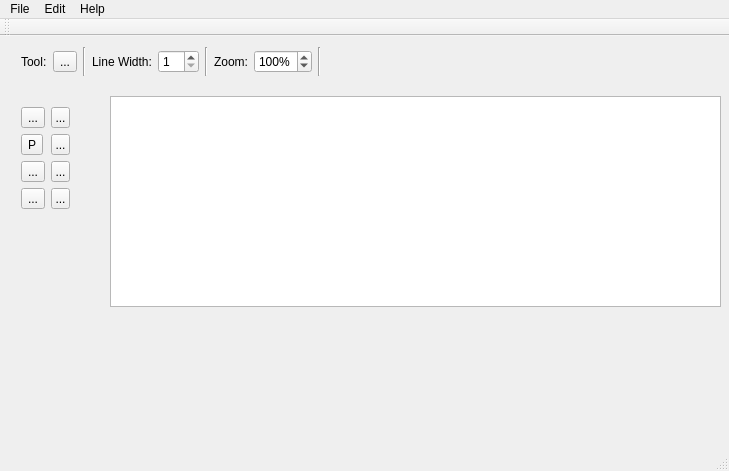
This is mainwindow.ui in GlaticuS/rAstro as Qt 5 draws it before an edit. The edited form follows.
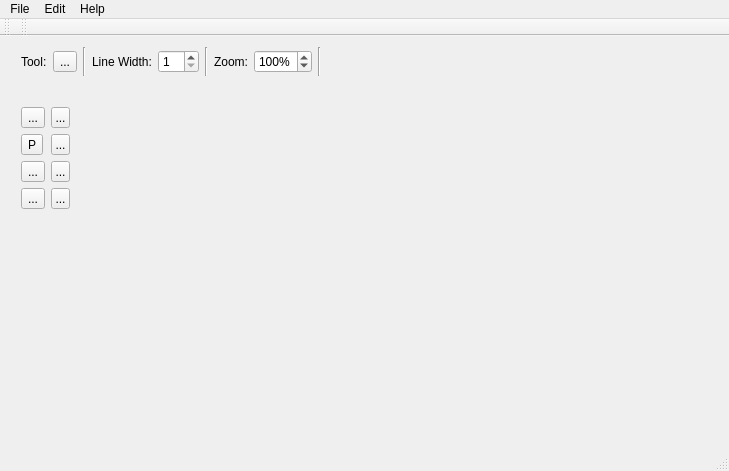
This is the edited form. Icons and pictures are not drawn. Custom widgets are drawn as their Qt base class.

Diff of the .ui file:
```diff
--- a/mainwindow.ui
+++ b/mainwindow.ui
@@ -280,13 +280,13 @@
      </item>
     </layout>
    </widget>
-   <widget class="QGraphicsView" name="paintingZone">
+   <widget class="DrawingArea" name="widget" native="true">
     <property name="geometry">
      <rect>
       <x>110</x>
       <y>60</y>
-      <width>611</width>
-      <height>211</height>
+      <width>601</width>
+      <height>231</height>
      </rect>
     </property>
    </widget>
@@ -347,6 +347,17 @@
    <addaction name="menuEdit"/>
    <addaction name="menuHelp"/>
   </widget>
+  <widget class="QToolBar" name="toolBar">
+   <property name="windowTitle">
+    <string>toolBar</string>
+   </property>
+   <attribute name="toolBarArea">
+    <enum>TopToolBarArea</enum>
+   </attribute>
+   <attribute name="toolBarBreak">
+    <bool>false</bool>
+   </attribute>
+  </widget>
   <action name="actionSfsdfsd">
    <property name="text">
     <string>sfsdfsd</string>
@@ -449,6 +460,14 @@
   </action>
  </widget>
  <layoutdefault spacing="6" margin="11"/>
+ <customwidgets>
+  <customwidget>
+   <class>DrawingArea</class>
+   <extends>QWidget</extends>
+   <header>drawingarea.h</header>
+   <container>1</container>
+  </customwidget>
+ </customwidgets>
  <resources/>
  <connections/>
 </ui>
```
Left out of the diff: 6 changed lines with no effect on the pictures.
